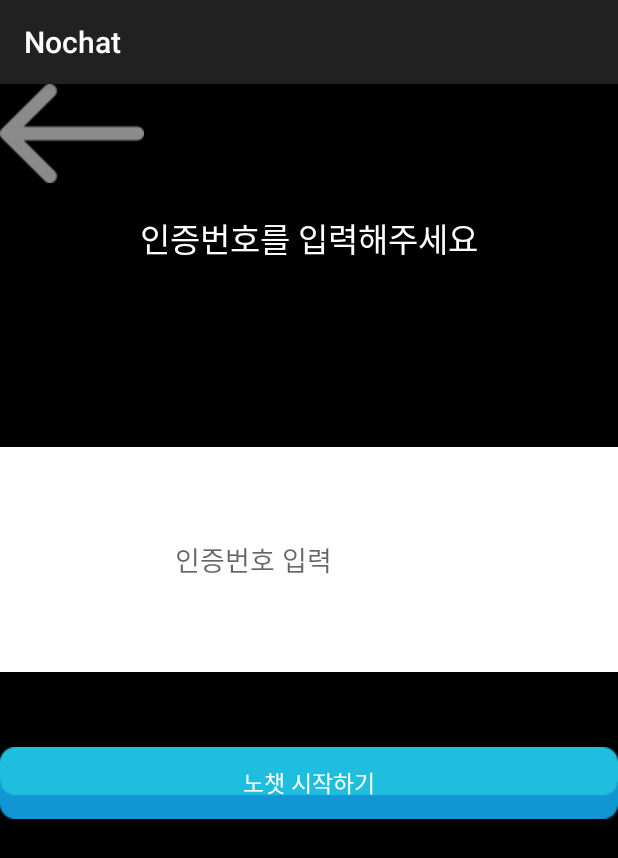
After one commit to NoChat/Nochat-Android, an Android app: the ReCertifyActivity screen opened directly, with no data from a screen before it, on a phone screen of 412 x 824 dp. The commit adds this screen. Shown: the top 858 px of the screen. Run offline under Robolectric (Android 15) with nearby library versions, the phone set to English and light mode, and no system bars.

Commit message:
인증번호 가져오기

```diff
--- a/app/src/main/AndroidManifest.xml
+++ b/app/src/main/AndroidManifest.xml
@@ -55,5 +55,11 @@
         <activity
             android:name=".MemberShipActivity">
         </activity>
+        <activity
+            android:name=".CertifyActivity">
+        </activity>
+        <activity
+            android:name=".ReCertifyActivity">
+        </activity>
     </application>
 </manifest>
--- /dev/null
+++ b/app/src/main/java/com/nexters/nochat/ReCertifyActivity.java
@@ -0,0 +1,14 @@
+package com.nexters.nochat;
+
+import android.os.Bundle;
+import android.support.v7.app.ActionBarActivity;
+
+public class ReCertifyActivity extends ActionBarActivity{
+    @Override
+    protected void onCreate(Bundle savedInstanceState) {
+        super.onCreate(savedInstanceState);
+        setContentView(R.layout.activity_recertify);
+
+
+    }
+}
--- a/app/src/main/res/layout/activity_main.xml
+++ b/app/src/main/res/layout/activity_main.xml
@@ -2,7 +2,7 @@
     android:layout_width="match_parent"
     android:layout_height="match_parent"
     android:orientation="vertical"
-    android:background="@drawable/splash_bg">
+    >
 
     <TextView
         android:id="@+id/NOCHAT"
--- /dev/null
+++ b/app/src/main/res/layout/activity_recertify.xml
@@ -0,0 +1,64 @@
+<LinearLayout xmlns:android="http://schemas.android.com/apk/res/android"
+    android:layout_width="match_parent"
+    android:layout_height="match_parent"
+    android:orientation="vertical"
+    android:background="#000000">
+
+    <Button
+        android:id="@+id/backCertify"
+        android:layout_width="wrap_content"
+        android:layout_height="wrap_content"
+        android:background="@drawable/icon_back"/>
+
+    <LinearLayout
+        android:layout_width="match_parent"
+        android:layout_height="0dip"
+        android:layout_weight="1"
+        android:gravity="center|top"
+        android:orientation="vertical" >
+
+        <TextView
+            android:id="@+id/RECERTIFY"
+            android:layout_width="fill_parent"
+            android:layout_height="wrap_content"
+            android:gravity="center|top"
+            android:layout_marginTop="20dp"
+            android:text="인증번호를 입력해주세요"
+            android:textColor="#ffffff"
+            android:lines="1"
+            android:layout_weight="1"
+            android:textAppearance="?android:attr/textAppearanceLarge" />
+
+        <EditText
+            android:id="@+id/inputCertify"
+            android:layout_width="match_parent"
+            android:layout_height="wrap_content"
+            android:background="#ffffff"
+            android:inputType="textPersonName"
+            android:hint="                         인증번호 입력"
+            android:ems="10"
+            android:layout_gravity="center_horizontal"
+            android:layout_weight="1" />
+
+    </LinearLayout>
+
+    <LinearLayout
+        android:layout_width="match_parent"
+        android:layout_height="0dip"
+        android:layout_weight="1"
+        android:layout_marginTop="50dp"
+        android:gravity="center|top"
+        android:orientation="vertical" >
+
+        <Button
+            android:id="@+id/startNochatBtn"
+            android:layout_gravity="center_horizontal|center"
+            android:layout_width="fill_parent"
+            android:layout_height="wrap_content"
+            android:background="@drawable/btn_blue"
+            android:text="노챗 시작하기"
+            android:textColor="#ffffff"
+            android:textSize="15dp"/>
+
+    </LinearLayout>
+</LinearLayout>
```
Also changed, not shown: app/src/main/java/com/nexters/nochat/CertifyActivity.java (+66 -0 lines), app/src/main/java/com/nexters/nochat/MemberShipActivity.java (+30 -9 lines).
